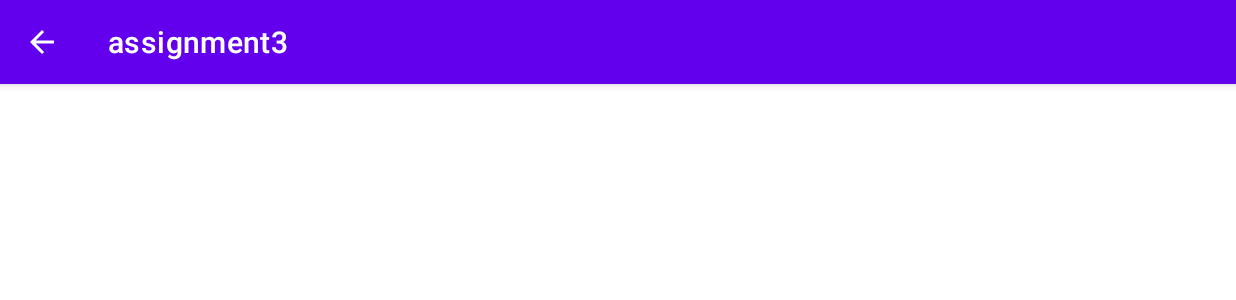
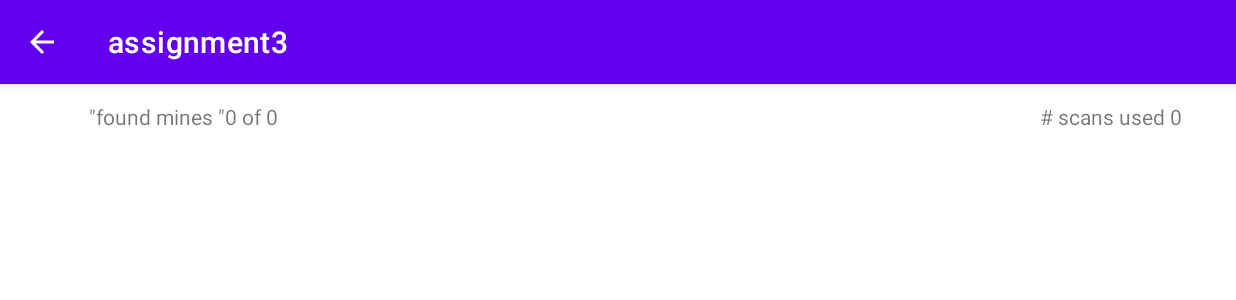
Before and after one commit to FraserW123/PumpkinBash, an Android app: the GameScreen screen opened directly, with no data from a screen before it, on a phone screen of 824 x 412 dp (held sideways). Shown: the top 300 px of the screen. Run offline under Robolectric (Android 15) with nearby library versions, the phone set to English and light mode, and no system bars.

Commit message:
added scan and mine counters

```diff
--- a/app/src/main/java/com/example/assignment3/GameScreen.java
+++ b/app/src/main/java/com/example/assignment3/GameScreen.java
@@ -7,6 +7,7 @@ import android.view.View;
 import android.widget.Button;
 import android.widget.TableLayout;
 import android.widget.TableRow;
+import android.widget.TextView;
 import android.widget.Toast;
 
 import androidx.appcompat.app.AppCompatActivity;
@@ -14,8 +15,8 @@ import androidx.appcompat.app.AppCompatActivity;
 import com.example.assignment3.model.Game;
 
 public class GameScreen extends AppCompatActivity {
-    private static final int NUM_ROWS = 6;
-    private static final int NUM_COLS = 15;
+//    private static final int NUM_ROWS = 6;
+//    private static final int NUM_COLS = 15;
     Game game = Game.getGameInstance();
     public  Button[][] grid = new Button[game.getMAP_ROW()][game.getMAP_COLUMN()];
 
@@ -25,14 +26,17 @@ public class GameScreen extends AppCompatActivity {
     protected void onCreate(Bundle savedInstanceState) {
         super.onCreate(savedInstanceState);
         setContentView(R.layout.game_screen);
+        showStats();
+        populateButtons();
 
-        populateButtons();
-        showStats();
     }
 
     private void showStats() {
         Game game = Game.getGameInstance();
-
+        TextView scans = findViewById(R.id.tvScans);
+        TextView found = findViewById(R.id.tvMinesFound);
+        found.setText(getString(R.string.found_mines) + game.getFound() + " of " + game.getNumMines());
+        scans.setText(getString(R.string.scans_used, game.getNumScans()));
     }
 
     private void populateButtons() {
@@ -61,6 +65,7 @@ public class GameScreen extends AppCompatActivity {
                     @Override
                     public void onClick(View v){
                         gridButtonClicked(grid[finalRow][finalCol], finalRow, finalCol);
+                        showStats();
                     }
                 });
                 tableRow.addView(button);
--- a/app/src/main/java/com/example/assignment3/model/Game.java
+++ b/app/src/main/java/com/example/assignment3/model/Game.java
@@ -119,10 +119,11 @@ public class Game {
                     count++;
                 }
             }
-            scans++;
+
             squareScores[row][col] = String.valueOf(count);
 
         }
+        scans++;
         System.out.println("count " + count);
 
 
--- a/app/src/main/res/layout/game_screen.xml
+++ b/app/src/main/res/layout/game_screen.xml
@@ -8,13 +8,39 @@
 
     <TableLayout
         android:id="@+id/tableForButtons"
-        android:layout_width="match_parent"
-        android:layout_height="match_parent"
+        android:layout_width="wrap_content"
+        android:layout_height="wrap_content"
         android:stretchColumns="*"
-        tools:ignore="MissingConstraints"
-        tools:layout_editor_absoluteX="8dp"
-        tools:layout_editor_absoluteY="2dp">
+        app:layout_constraintBottom_toBottomOf="parent"
+        app:layout_constraintEnd_toEndOf="parent"
+        app:layout_constraintStart_toStartOf="parent"
+        app:layout_constraintTop_toTopOf="parent"
+        tools:ignore="MissingConstraints">
 
     </TableLayout>
 
+    <TextView
+        android:id="@+id/tvScans"
+        android:layout_width="wrap_content"
+        android:layout_height="wrap_content"
+        android:text="@string/scans_used"
+        app:layout_constraintBottom_toBottomOf="parent"
+        app:layout_constraintEnd_toEndOf="parent"
+        app:layout_constraintHorizontal_bias="0.951"
+        app:layout_constraintStart_toStartOf="parent"
+        app:layout_constraintTop_toTopOf="parent"
+        app:layout_constraintVertical_bias="0.035" />
+
+    <TextView
+        android:id="@+id/tvMinesFound"
+        android:layout_width="wrap_content"
+        android:layout_height="wrap_content"
+        android:text="hello"
+        app:layout_constraintBottom_toBottomOf="parent"
+        app:layout_constraintEnd_toEndOf="parent"
+        app:layout_constraintHorizontal_bias="0.085"
+        app:layout_constraintStart_toStartOf="parent"
+        app:layout_constraintTop_toTopOf="parent"
+        app:layout_constraintVertical_bias="0.035" />
+
 </androidx.constraintlayout.widget.ConstraintLayout>
--- /dev/null
+++ b/app/src/main/res/menu/menu_toolbar.xml
@@ -0,0 +1,10 @@
+<?xml version="1.0" encoding="utf-8"?>
+<menu xmlns:android="http://schemas.android.com/apk/res/android"
+    xmlns:app="http://schemas.android.com/apk/res-auto">
+    <item
+        android:id="@+id/numScans"
+        android:icon="@color/black"
+        app:showAsAction="ifRoom"
+        android:title="TODO" />
+
+</menu>
--- a/app/src/main/res/values/strings.xml
+++ b/app/src/main/res/values/strings.xml
@@ -4,4 +4,6 @@
     <string name="save_changes">Save Changes</string>
     <string name="number_of_mines">Number of Mines</string>
     <string name="BoardSize">Board Size</string>
+    <string name="scans_used"># scans used %1$d</string>
+    <string name="found_mines">\"found mines \"</string>
 </resources>
```
